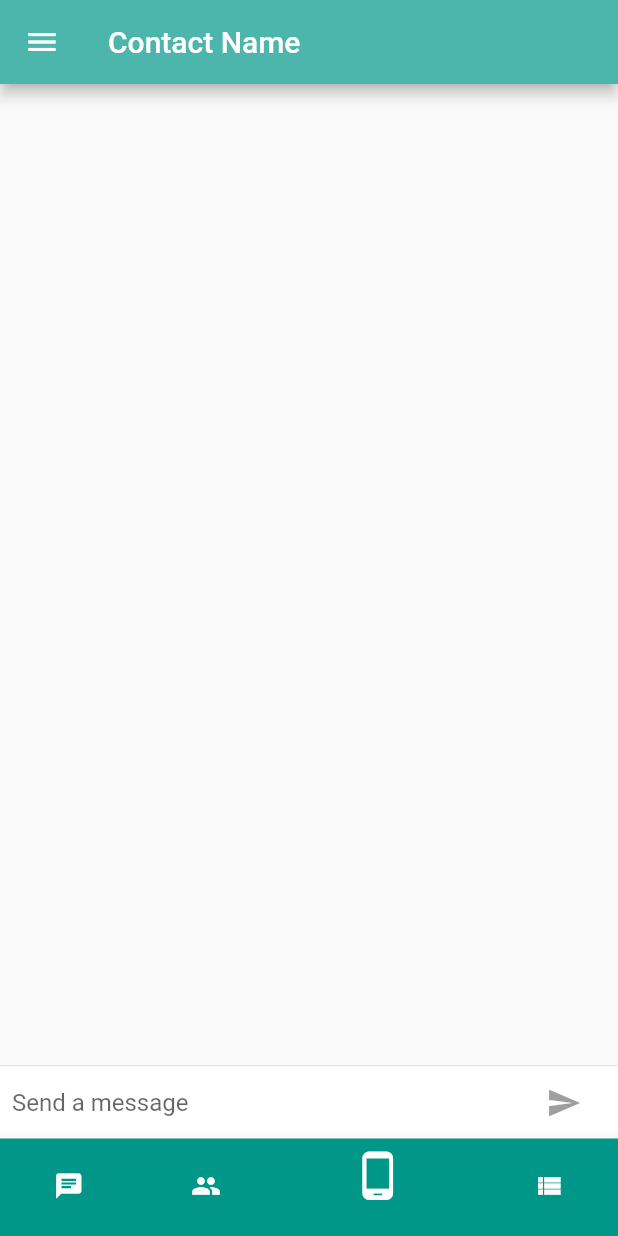
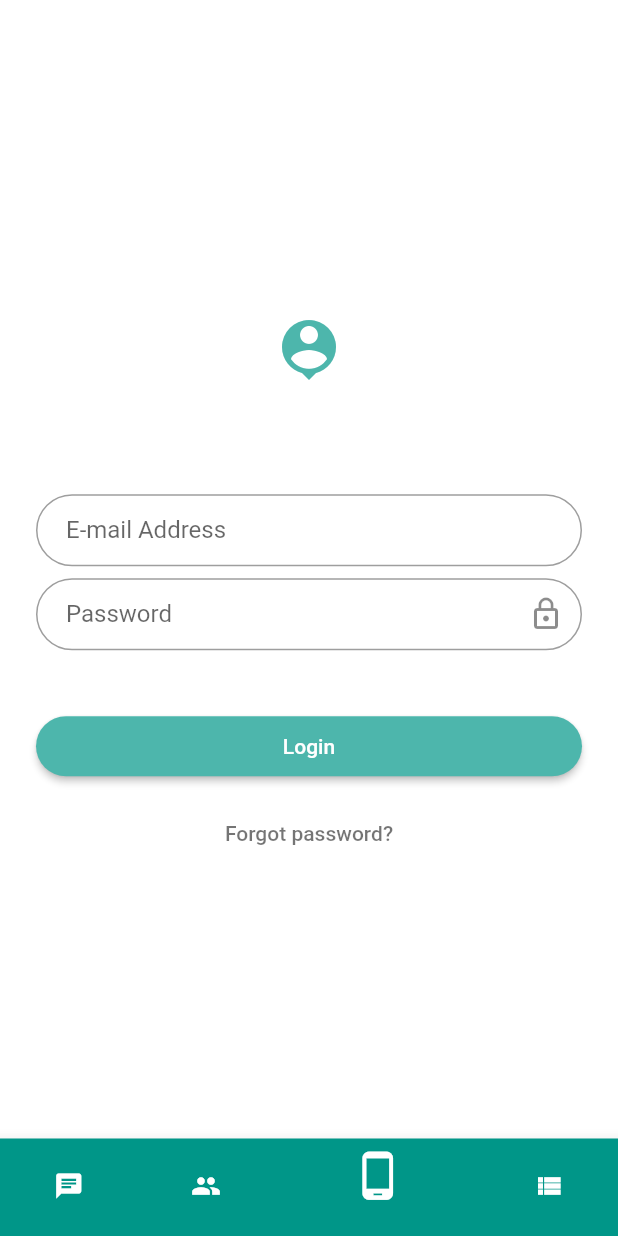
Before and after one commit to Kugaraya/contxt, a Flutter app: the screen it shows after launch, item 3 of the bottom bar chosen, on a phone screen of 412 x 824 dp. Run offline on Flutter 3.47's test engine with Material 2 defaults, Android fonts, the phone set to English and light mode, and no system bars; our stand-ins replace fluttertoast.

Commit message:
Screen Persistence update

```diff
--- a/lib/models/navigator.dart
+++ b/lib/models/navigator.dart
@@ -7,30 +7,27 @@ import 'package:flutter/cupertino.dart';
 //start pages
 
 import 'package:ConTXT/screens/home/home.dart';
+import 'package:ConTXT/screens/login/login.dart';
 import 'package:ConTXT/screens/contacts/contacts.dart';
 import 'package:ConTXT/screens/activities/activities.dart';
-import 'package:ConTXT/screens/messaging/messaging.dart';
 
 //end pages
 
 class NavigatorModel extends StatefulWidget {
+  final List<Widget> screens = [HomeScreen(), ContactScreen(), LoginScreen(), ActivitiesScreen()];
   @override
   State createState() => NavigatorModelState();
 }
-
-class NavigatorModelState extends State<NavigatorModel> with TickerProviderStateMixin {
+class NavigatorModelState extends State<NavigatorModel> {
   int _currentIndex = 0;
-  List<Widget> _content = [
-    HomeScreen(),
-    ContactScreen(),
-    MessageScreen(),
-    ActivitiesScreen()
-  ];
 
   @override
   Widget build(BuildContext context) {
     return Scaffold(
-      body: _content[_currentIndex],
+      body: IndexedStack(
+        children: widget.screens,
+        index: _currentIndex,
+      ),
       bottomNavigationBar: BottomNavigationBar(
         items: <BottomNavigationBarItem>[
           BottomNavigationBarItem(
--- a/lib/screens/activities/activities.dart
+++ b/lib/screens/activities/activities.dart
@@ -3,6 +3,7 @@
 import 'package:flutter/material.dart';
 
 class ActivitiesScreen extends StatefulWidget {
+  ActivitiesScreen({Key key}) : super(key: key);
   @override
   State createState() => _ActivitiesScreenState();
 }
@@ -35,6 +36,8 @@
         elevation: 3.0,
         child: FlatButton(
           padding: EdgeInsets.symmetric(horizontal: 0),
+          child: Hero(
+            tag: _title,
             child: Container(
               child: Row(
                 children: <Widget>[
@@ -58,6 +61,7 @@
                     width: 55.0
                   )
                 ],
+              ),
             ),
           ),
           onPressed: () {
--- a/lib/screens/contacts/contacts.dart
+++ b/lib/screens/contacts/contacts.dart
@@ -1,6 +1,7 @@
 import 'package:flutter/material.dart';
 
 class ContactScreen extends StatefulWidget {
+  ContactScreen({Key key}) : super(key: key);
   @override
   State createState() => ContactScreenState();
 }
--- /dev/null
+++ b/lib/screens/login/login.dart
@@ -0,0 +1,110 @@
+import 'package:flutter/material.dart';
+import 'package:fluttertoast/fluttertoast.dart';
+
+class LoginScreen extends StatefulWidget {
+  LoginScreen({Key key}) : super(key: key);
+  @override
+  _LoginScreenState createState() => _LoginScreenState();
+}
+
+class _LoginScreenState extends State<LoginScreen> {
+  bool _isObscure = true;
+
+   @override
+  Widget build(BuildContext context) {
+    final logo = Hero(
+      tag: 'hero',
+      child: CircleAvatar(
+        backgroundColor: Colors.transparent,
+        radius: 48.0,
+        child: Icon(
+          Icons.person_pin,
+          color: Colors.teal[300],
+          size: 48.0,
+        )
+      ),
+    );
+
+    final email = TextFormField(
+      keyboardType: TextInputType.emailAddress,
+      autofocus: false,
+      cursorColor: Colors.teal[300],
+      decoration: InputDecoration(
+        contentPadding: EdgeInsets.fromLTRB(20.0, 10.0, 20.0, 10.0),
+        border: OutlineInputBorder(borderRadius: BorderRadius.circular(32.0), borderSide: BorderSide(color: Colors.teal[300])),
+        labelText: "E-mail Address",
+      ),
+    );
+
+    final password = TextFormField(
+      autofocus: false,
+      obscureText: _isObscure,
+      cursorColor: Colors.teal[300],
+      decoration: InputDecoration(
+        contentPadding: EdgeInsets.fromLTRB(20.0, 10.0, 20.0, 10.0),
+        border: OutlineInputBorder(borderRadius: BorderRadius.circular(32.0), borderSide: BorderSide(color: Colors.teal[300])),
+        labelText: "Password",
+        suffixIcon: IconButton(
+          icon: Icon(_isObscure ? Icons.lock_outline : Icons.lock_open),
+          onPressed: () {
+            setState(() {
+              _isObscure = _isObscure ? false : true;
+            });
+          },
+        )
+      ),
+    );
+
+    final loginButton = Padding(
+      padding: EdgeInsets.symmetric(vertical: 16.0),
+      child: RaisedButton(
+        shape: RoundedRectangleBorder(
+          borderRadius: BorderRadius.circular(24),
+        ),
+        onPressed: () {
+          Focus.of(context).dispose();
+          Fluttertoast.showToast(
+            msg: "Login button pressed",
+            toastLength: Toast.LENGTH_SHORT,
+            gravity: ToastGravity.BOTTOM,
+            textColor: Colors.white,
+            backgroundColor: Colors.black38
+          );
+        },
+        padding: EdgeInsets.all(12),
+        color: Colors.teal[300],
+        child: Text('Login', style: TextStyle(color: Colors.white)),
+      ),
+    );
+
+    final forgotLabel = FlatButton(
+      child: Text(
+        'Forgot password?',
+        style: TextStyle(color: Colors.black54),
+      ),
+      splashColor: Colors.transparent,
+      materialTapTargetSize: MaterialTapTargetSize.shrinkWrap,
+      onPressed: () {},
+    );
+
+    return Scaffold(
+      backgroundColor: Colors.white,
+      body: Center(
+        child: ListView(
+          shrinkWrap: true,
+          padding: EdgeInsets.only(left: 24.0, right: 24.0),
+          children: <Widget>[
+            logo,
+            SizedBox(height: 48.0),
+            email,
+            SizedBox(height: 8.0),
+            password,
+            SizedBox(height: 24.0),
+            loginButton,
+            forgotLabel
+          ],
+        ),
+      ),
+    );
+  }
+}
--- a/lib/screens/messaging/messaging.dart
+++ b/lib/screens/messaging/messaging.dart
@@ -86,6 +86,12 @@ class MessageScreenState extends State<MessageScreen> with TickerProviderStateMi
         backgroundColor: Colors.teal[300]
       ),
       body: Container(
+        decoration: Theme.of(context).platform == TargetPlatform.iOS
+        ? BoxDecoration(
+          border: Border(
+            top: BorderSide(color: Colors.grey[200]),
+          ),
+        ) : null,
         child: Column(
           children: <Widget>[
             Flexible(
@@ -104,12 +110,6 @@ class MessageScreenState extends State<MessageScreen> with TickerProviderStateMi
             ),
           ],
         ),
-        decoration: Theme.of(context).platform == TargetPlatform.iOS
-        ? BoxDecoration(
-          border: Border(
-            top: BorderSide(color: Colors.grey[200]),
-          ),
-        ) : null,
       ),
     );
   }
--- a/pubspec.yaml
+++ b/pubspec.yaml
@@ -19,12 +19,9 @@ environment:
 dependencies:
   flutter:
     sdk: flutter
-  sms: ^0.2.0
-  contacts_service: ^0.3.3
-  permission: ^0.1.3
   splashscreen: ^1.2.0
   fluttertoast: ^3.1.3
-  provider: ^3.0.0
+  sms_maintained: ^0.2.5
 
   # The following adds the Cupertino Icons font to your application.
   # Use with the CupertinoIcons class for iOS style icons.
```
Also changed, not shown: lib/main.dart (+3 -7 lines), lib/models/inbox.dart (added, +52 -0 lines), lib/screens/home/home.dart (+6 -5 lines), lib/screens/dashboard/dashboard.dart (added), pubspec.lock, 7 other files. Lines whose indentation alone changed are shown as unchanged.
